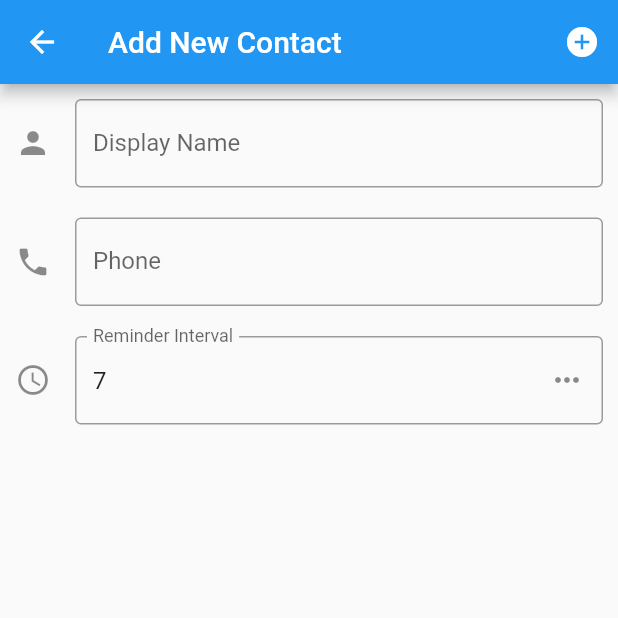
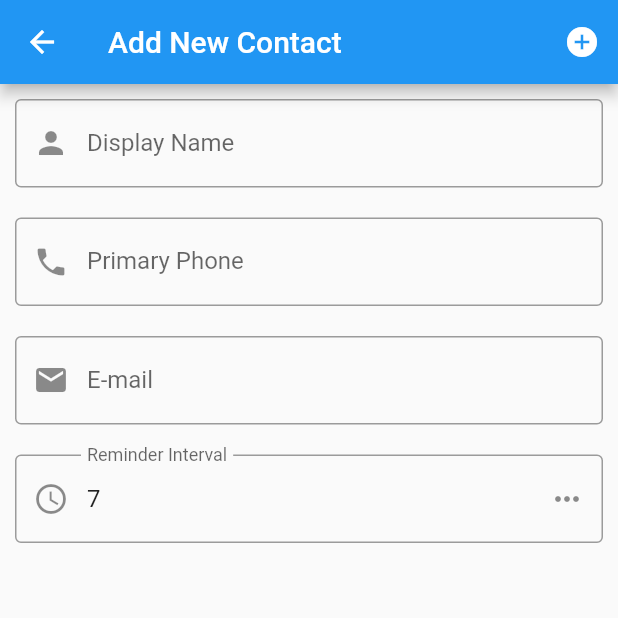
Before and after one commit to IRostom/Stay-Connected, a Flutter app: the Editcontact screen opened directly with empty values, on a phone screen of 412 x 824 dp, the top half of it. Run offline on Flutter 3.47's test engine with Material 2 defaults, Android fonts, the phone set to English and light mode, and no system bars; our stand-ins replace cloud_firestore, contacts_service, firebase_auth, google_sign_in, rxdart; missing offline and left inert: flutter_picker, simple_permissions; accounts and stored records are empty; statements that could not run were skipped.

Commit message:
more code cleaning

```diff
--- a/lib/models/record.dart
+++ b/lib/models/record.dart
@@ -11,9 +11,11 @@ class Record {
   final DateTime lastcontacted;
   final int connects;
 
+
+//TO DO: if it's null import empty string
   Record.fromMap(Map<String, dynamic> map, {this.reference, this.docID})
-      : assert(map['displayname'] != null),
-        assert(map['primaryphone'] != null),
+      : //assert(map['displayname'] != null),
+        //assert(map['primaryphone'] != null),
         displayname = map['displayname'],
         primaryphone = map['primaryphone'],
         email = map['email'],
--- a/lib/screens/editcontact.dart
+++ b/lib/screens/editcontact.dart
@@ -80,7 +80,7 @@ class Addcontactstate extends State<Editcontact> {
                 initialValue: customContact.displayname,
                 decoration: InputDecoration(
                     labelText: 'Display Name',
-                    icon: const Icon(Icons.person),
+                    prefixIcon: const Icon(Icons.person),
                     border: OutlineInputBorder()),
                 textCapitalization: TextCapitalization.words,
               ),
@@ -93,10 +93,24 @@ class Addcontactstate extends State<Editcontact> {
                 },
                 initialValue: customContact.primaryphone,
                 decoration: InputDecoration(
-                    labelText: 'Phone',
-                    icon: const Icon(Icons.phone),
+                    labelText: 'Primary Phone',
+                    prefixIcon: const Icon(Icons.phone),
                     border: OutlineInputBorder()),
                 keyboardType: TextInputType.phone,
+              ),
+            ),
+            Container(
+              margin: EdgeInsets.all(10.0),
+              child: TextFormField(
+                onFieldSubmitted: (String value) {
+                  customContact.email = value;
+                },
+                initialValue: customContact.email,
+                decoration: InputDecoration(
+                    labelText: 'E-mail',
+                    prefixIcon: const Icon(Icons.email),
+                    border: OutlineInputBorder()),
+                keyboardType: TextInputType.emailAddress,
               ),
             ),
             Container(
@@ -105,7 +119,7 @@ class Addcontactstate extends State<Editcontact> {
                 controller: myController,
                 decoration: InputDecoration(
                   labelText: 'Reminder Interval',
-                  icon: const Icon(Icons.schedule),
+                  prefixIcon: const Icon(Icons.schedule),
                   border: OutlineInputBorder(),
                   suffixIcon: IconButton(
                     icon: Icon(Icons.more_horiz),
@@ -149,7 +163,10 @@ class Addcontactstate extends State<Editcontact> {
         .document(documentID)
         .setData({
       'displayname': customcontact.contact.displayName,
-      'primaryphone': customcontact.primaryphone
+      'primaryphone': customcontact.primaryphone,
+      'email': customcontact.email,
+      'reminder interval': customcontact.reminderinterval,
+      'creation date': DateTime.now()
     });
   }
 
@@ -161,7 +178,9 @@ class Addcontactstate extends State<Editcontact> {
         .document(documentID)
         .updateData({
       'displayname': customcontact.displayname,
-      'primaryphone': customcontact.primaryphone
+      'primaryphone': customcontact.primaryphone,
+      'email': customcontact.email,
+      'reminder interval': customcontact.reminderinterval
     });
     print(customcontact.primaryphone);
   }
@@ -171,7 +190,8 @@ class Addcontactstate extends State<Editcontact> {
         .collection('users')
         .document(firebaseUser.uid)
         .collection('contacts')
-        .where('displayname', isEqualTo: customContact.contact.displayName.toString())
+        .where('displayname',
+            isEqualTo: customContact.contact.displayName.toString())
         .getDocuments()
         .then((data) {
       if (data.documents.length == 0) {
```
Also changed, not shown: lib/screens/contact.dart (+45 -24 lines).
